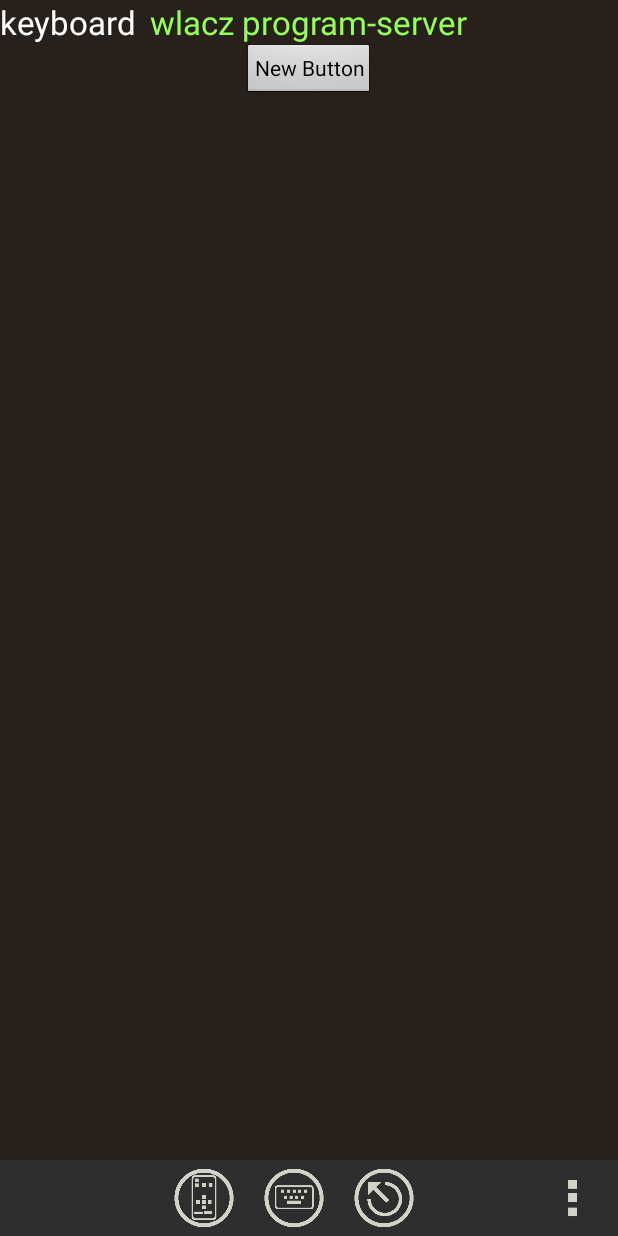
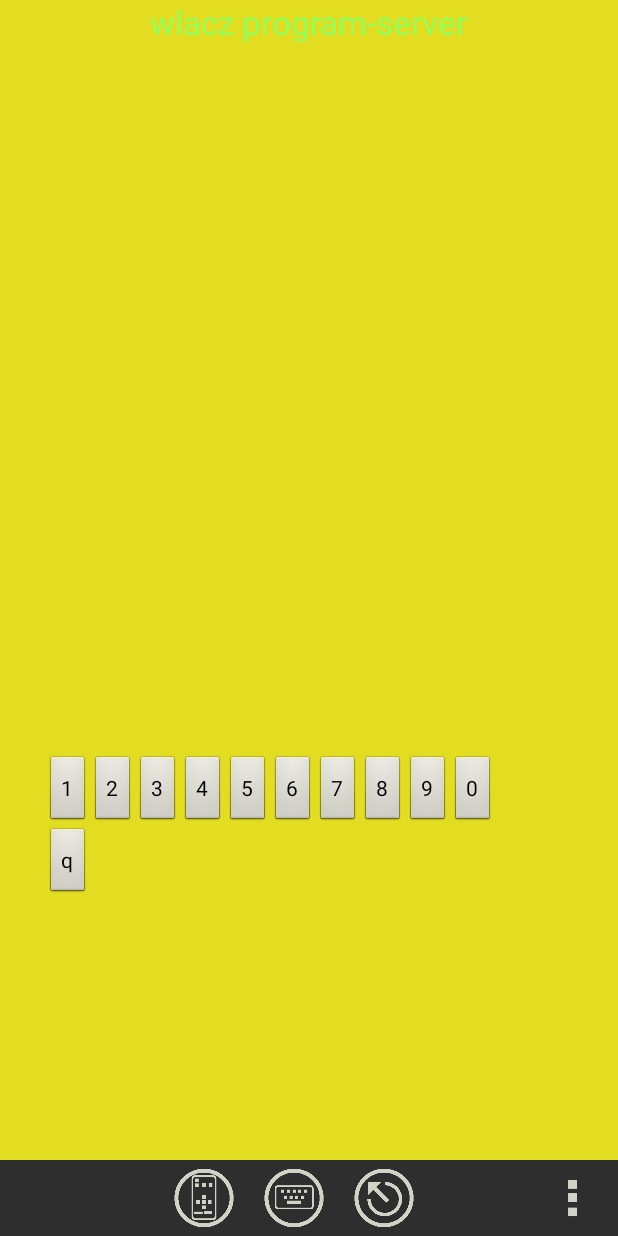
Before and after one commit to FranQy/PilotPC-Android, an Android app: the screen it shows after launch (MainActivity), after a tap on an icon or button, on a phone screen of 412 x 824 dp. Run offline under Robolectric (Android 15) with nearby library versions, the phone set to English and light mode, and no system bars; libraries missing offline, so code that uses them is left out: net.sourceforge.zbar; 4 statements that could not run were skipped.

Commit message:
test outputStream

```diff
--- a/socketclient/src/main/AndroidManifest.xml
+++ b/socketclient/src/main/AndroidManifest.xml
@@ -22,20 +22,20 @@
     <uses-permission android:name="android.permission.WRITE_SETTINGS"/>
     <uses-permission android:name="android.permission.VIBRATE" />
 
-    <uses-permission android:name="android.permission.ACCESS_WIFI_STATE" />
+      <uses-permission android:name="android.permission.ACCESS_WIFI_STATE" />
     <uses-permission android:name="android.permission.WRITE_EXTERNAL_STORAGE"/>
     <uses-permission android:name="android.permission.WAKE_LOCK"></uses-permission>
 
     <application
         android:allowBackup="true"
-        android:icon="@drawable/ic_launcher"
+        android:icon="@drawable/launch"
         android:label="@string/app_name"
         android:launchMode="singleInstance"
         android:theme="@style/AppTheme" >
         <activity
             android:name="com.example.socketclient.MainActivity"
             android:configChanges="orientation|keyboardHidden|screenSize"
-            android:label="Pilot PC">
+            android:label="PCRemote">
 
             <intent-filter>
                 <action android:name="android.intent.action.MAIN" />
--- a/socketclient/src/main/java/com/example/socketclient/MainActivity.java
+++ b/socketclient/src/main/java/com/example/socketclient/MainActivity.java
@@ -22,6 +22,7 @@ import android.content.Context;
 import android.content.Intent;
 import android.content.pm.ActivityInfo;
 import android.content.res.Configuration;
+import android.graphics.Color;
 import android.hardware.Camera;
 import android.net.wifi.WifiManager;
 import android.os.Bundle;
@@ -150,9 +151,8 @@ ViewFlipper vf;
  */
         builder = new Notification.Builder(this)
                         .setSmallIcon(R.drawable.ic_launcher)
-                        .setContentTitle("GodFinger")
+                        .setContentTitle("PCRemote")
                         .setContentText("Połączony")
-                        .setPriority(1)
                         .setOngoing(true);
 
 
@@ -545,6 +545,20 @@ ViewFlipper vf;
 boolean costamif = false;
 
 
+void showToast (final String toast, final int time)
+{
+
+
+    runOnUiThread(new Runnable() {
+        public void run()
+        {
+            Toast.makeText(kontext, toast, time).show();
+            men.rozlaczono();
+        }
+    });
+}
+
+
 
     public void processFinish( ObjectOutputStream  output, OutputStream os, InputStream is, final Socket sock){
         //this you will received result fired from async class of onPostExecute(result) method.
@@ -552,12 +566,12 @@ boolean costamif = false;
        this.sock = sock;
 
 
-        /**
+       /**
          *
          * Tu masz ten ping
          *
          */
-        try {
+       /* try {
             os = sock.getOutputStream();
         } catch (IOException e) {
             e.printStackTrace();
@@ -574,11 +588,12 @@ boolean costamif = false;
         } catch (IOException e) {
             e.printStackTrace();
         }
+*/
 
 
 
 
-
+/*
 
         //  PrintWriter out;
       //  blad.setText("połączono");
@@ -606,14 +621,27 @@ boolean costamif = false;
         Toast.makeText(kontext, "połączono", 2000).show();
        // stanPolaczenia.setText("-Stan:  połączono");
 
+
+
         new Thread(new Runnable() {
             @Override
             public void run() {
-                while(true)
+                boolean run = true;
+
+
+                InputStream test = null;
+                try {
+                    test = sock.getInputStream();
+                } catch (IOException e) {
+                    e.printStackTrace();
+                }
+
+
+                while(run)
                 {
 
                     try {
-                        if(sock.getInputStream().read() == -1)
+                        if( test.read() == -1)
                         {
 
 
@@ -621,19 +649,27 @@ boolean costamif = false;
                             polaczony=false;
                             pilot.przyciski1.klawisze=false;
                             touchp.active = false;
-                            men.rozlaczono();
 
-                          //  Toast.makeText(kontext, "rozłączono", 2000).show();
+
+                          showToast("rozłączono", 2000);
+                            run = false;
                             break;
+
+
+
+
+
 
                         }
                     } catch (IOException e) {
                         e.printStackTrace();
+                        run = false;
+                        break;
                     }
 
 
                     try {
-                        Thread.sleep(1000);
+                        Thread.sleep(3000);
                     } catch (InterruptedException e) {
                         e.printStackTrace();
                     }
@@ -642,10 +678,30 @@ boolean costamif = false;
             }
         }).start();
 
+*/
+
+        touchp.active = true;
+        touchp.giveOutputStream(os);
+        //   myAsync.cancel();
+
+      /*  try {
+            os.write(4);
+            os.write(4);
+            os.write(100);
+            os.write(400);
+            os.write(0);
+            os.flush();
+
+        } catch (IOException e) {
+            e.printStackTrace();
+        }*/
 
 
-        //   myAsync.cancel();
+
+
     }
+
+
 
 
 
@@ -691,23 +747,8 @@ touchp.active = false;
     }
 
 
-    void foo()
-    {
-        stanPolaczenia.setText("-Stan:  rozłączonyaaa");
-    }
 
-    @Override
-    public void onConfigurationChanged(Configuration newConfig) {
-        super.onConfigurationChanged(newConfig);
-        pilot.blad.setText("landscape");
-        // Checks the orientation of the screen
 
-        if (newConfig.orientation == Configuration.ORIENTATION_LANDSCAPE) {
-          pilot.blad.setText("landscape");
-        } else if (newConfig.orientation == Configuration.ORIENTATION_PORTRAIT){
-            pilot.blad.setText("portrait");
-        }
-    }
 
 
 
@@ -880,6 +921,7 @@ touchp.active = false;
         if(polaczony==true)
         {
         manager.notify(1, builder.build());
+
         }
 
 
@@ -892,6 +934,7 @@ touchp.active = false;
     {
 
         //super.onBackPressed();
+        System.gc();
         if(polaczony)
         {
         Toast.makeText(kontext, "przytrzymaj dluzej aby zakończyć", 2000).show();
--- a/socketclient/src/main/java/com/example/socketclient/connecting.java
+++ b/socketclient/src/main/java/com/example/socketclient/connecting.java
@@ -88,13 +88,13 @@ class connecting extends AsyncTask<String, Void, Integer> {
 
 
 
-
+        Log.d("async", "dalej");
 
 
 
 
         SocketAdrr = new InetSocketAddress(servername, SERVERPORT);
-
+        Log.d("async", "dalej2");
         if(!SocketAdrr.isUnresolved())
         {
             socket = new Socket();
@@ -103,7 +103,7 @@ class connecting extends AsyncTask<String, Void, Integer> {
 
 
                 socket.connect(SocketAdrr, 1000);
-
+                Log.d("async", "dalej3");
             } catch (UnknownHostException e1) {
                 // e1.printStackTrace();
             } catch (IOException e1) {
@@ -114,12 +114,25 @@ class connecting extends AsyncTask<String, Void, Integer> {
                 if(socket!=null)
                 if(socket.isConnected())
                 {
-                    try {
-                        /**
-                         * sending class (later)
-                         */
 
 
+                    try {
+                        os = socket.getOutputStream();
+                    } catch (IOException e) {
+                        e.printStackTrace();
+                    }
+
+
+
+
+
+
+                   /* try {
+                        *//**
+                         * sending class (later)
+                         *//*
+
+                        Log.d("async", "dalej4");
 
                         oos = new ObjectOutputStream(socket.getOutputStream());
 
@@ -136,7 +149,7 @@ class connecting extends AsyncTask<String, Void, Integer> {
                         oos.reset();
                         oos.flush();
 
-
+                        Log.d("async", "dalej5");
                        ois = new ObjectInputStream(socket.getInputStream());
 
                         try {
@@ -148,15 +161,15 @@ class connecting extends AsyncTask<String, Void, Integer> {
 
 
 
-                       /*oos.writeObject(dat);
+                       *//*oos.writeObject(dat);
 
                         oos.flush();
-                        oos.close();*/
+                        oos.close();*//*
 
 
-                       /* out = new PrintWriter(new BufferedWriter(
+                       *//* out = new PrintWriter(new BufferedWriter(
                                 new OutputStreamWriter(socket.getOutputStream())),
-                                true);*/
+                                true);*//*
 
 
 
@@ -164,7 +177,7 @@ class connecting extends AsyncTask<String, Void, Integer> {
 
                     } catch (IOException e) {
                         e.printStackTrace();
-                    }
+                    }*/
 
 
                   /* if(out.checkError())
--- a/socketclient/src/main/java/com/example/socketclient/przyciski.java
+++ b/socketclient/src/main/java/com/example/socketclient/przyciski.java
@@ -98,12 +98,15 @@ przyciskiFront = (ImageView) this.activity.findViewById(R.id.przyciski);
                 int actionMask = motionEvent.getActionMasked();
 
 
-
+                if(y<bitmap.getHeight() && y>=0 && klawisze)
+                {
                 switch (actionMask)
                 {
                   case MotionEvent.ACTION_DOWN:
                     {
+
                         final int touchedRGB = bitmap.getPixel(x, y);
+
 
 
                         time = System.currentTimeMillis();
@@ -177,6 +180,7 @@ przyciskiFront = (ImageView) this.activity.findViewById(R.id.przyciski);
                         time = 0;
                         break;
                     }
+                }
                 }
 
 
--- a/socketclient/src/main/res/layout/keyboardlay.xml
+++ b/socketclient/src/main/res/layout/keyboardlay.xml
@@ -7,20 +7,98 @@
     android:id="@+id/KeyboardLayout">
 
 
-    <TextView
+    <RelativeLayout
+        android:layout_width="fill_parent"
+        android:layout_height="fill_parent">
+
+        <Button
             android:layout_width="wrap_content"
             android:layout_height="wrap_content"
-            android:textAppearance="?android:attr/textAppearanceLarge"
-            android:text="keyboard"
-            android:id="@+id/scanText"
-            android:layout_gravity="left|center_vertical"/>
+            android:text="1"
+            android:id="@+id/button"
+            android:layout_alignParentBottom="true"
+            android:layout_alignParentLeft="true"
+            android:layout_marginBottom="227dp"
+            android:layout_marginLeft="30dp" />
 
-    <Button
-            style="?android:attr/buttonStyleSmall"
+        <Button
             android:layout_width="wrap_content"
             android:layout_height="wrap_content"
-            android:text="New Button"
-            android:id="@+id/button"
-            android:layout_gravity="center"/>
+            android:text="2"
+            android:id="@+id/button2"
+            android:layout_alignBottom="@+id/button"
+            android:layout_toRightOf="@+id/button" />
 
+        <Button
+            android:layout_width="wrap_content"
+            android:layout_height="wrap_content"
+            android:text="3"
+            android:id="@+id/button3"
+            android:layout_alignTop="@+id/button2"
+            android:layout_toRightOf="@+id/button2" />
+
+        <Button
+            android:layout_width="wrap_content"
+            android:layout_height="wrap_content"
+            android:text="4"
+            android:id="@+id/button4"
+            android:layout_alignBottom="@+id/button3"
+            android:layout_toRightOf="@+id/button3" />
+
+        <Button
+            android:layout_width="wrap_content"
+            android:layout_height="wrap_content"
+            android:text="5"
+            android:id="@+id/button5"
+            android:layout_alignTop="@+id/button4"
+            android:layout_toRightOf="@+id/button4" />
+
+        <Button
+            android:layout_width="wrap_content"
+            android:layout_height="wrap_content"
+            android:text="6"
+            android:id="@+id/button6"
+            android:layout_alignTop="@+id/button5"
+            android:layout_toRightOf="@+id/button5" />
+
+        <Button
+            android:layout_width="wrap_content"
+            android:layout_height="wrap_content"
+            android:text="7"
+            android:id="@+id/button7"
+            android:layout_alignTop="@+id/button6"
+            android:layout_toRightOf="@+id/button6" />
+
+        <Button
+            android:layout_width="wrap_content"
+            android:layout_height="wrap_content"
+            android:text="8"
+            android:id="@+id/button8"
+            android:layout_alignBottom="@+id/button7"
+            android:layout_toRightOf="@+id/button7" />
+
+        <Button
+            android:layout_width="wrap_content"
+            android:layout_height="wrap_content"
+            android:text="9"
+            android:id="@+id/button9"
+            android:layout_alignBottom="@+id/button8"
+            android:layout_toRightOf="@+id/button8" />
+
+        <Button
+            android:layout_width="wrap_content"
+            android:layout_height="wrap_content"
+            android:text="0"
+            android:id="@+id/button10"
+            android:layout_alignTop="@+id/button9"
+            android:layout_toRightOf="@+id/button9" />
+
+        <Button
+            android:layout_width="wrap_content"
+            android:layout_height="wrap_content"
+            android:text="q"
+            android:id="@+id/button11"
+            android:layout_below="@+id/button2"
+            android:layout_toLeftOf="@+id/button2" />
+    </RelativeLayout>
 </LinearLayout>
--- a/socketclient/src/main/res/layout/pilot_layout.xml
+++ b/socketclient/src/main/res/layout/pilot_layout.xml
@@ -10,14 +10,14 @@
                  android:layout_width="fill_parent"
                  android:layout_height="fill_parent"
                  android:layout_weight="10"
-                 android:id="@+id/frameLayout1"
+                 android:id="@+id/mainLay"
                  android:layout_gravity="center"
                  android:layout_alignParentLeft="true"
                  android:layout_marginLeft="0dp"
                  android:layout_alignParentTop="true"
                  android:layout_marginTop="0dp"
                  android:paddingBottom="45dp"
-                 android:background="#27201b">
+        android:background="#e3dd21">
 
         <ViewFlipper
                 android:layout_width="fill_parent"
--- a/socketclient/src/main/res/layout/pilotlay.xml
+++ b/socketclient/src/main/res/layout/pilotlay.xml
@@ -18,7 +18,7 @@
             android:layout_height="fill_parent"
             android:id="@+id/imageView"
             android:layout_gravity="center"
-            android:src="@drawable/hgfh2"/>
+            android:src="@drawable/pilot"/>
 
     <ImageView
             android:layout_width="fill_parent"
--- a/socketclient/src/main/res/values/strings.xml
+++ b/socketclient/src/main/res/values/strings.xml
@@ -1,7 +1,7 @@
 <?xml version="1.0" encoding="utf-8"?>
 <resources>
 
-    <string name="app_name" >" socket client"
+    <string name="app_name" >"PCRemote"
     </string>
     <string name="action_settings" >Settings
     </string>
```
Also changed, not shown: socketclient/src/main/java/com/example/socketclient/QrReader.java (+23 -3 lines), socketclient/src/main/java/com/example/socketclient/menu.java (+43 -7 lines), socketclient/src/main/java/com/example/socketclient/touchPad.java (+45 -2 lines), socketclient/src/main/res/layout/authors.xml (+21 -7 lines), socketclient/src/main/res/layout/list_item_example2.xml (+52 -33 lines), socketclient/src/main/res/drawable-xhdpi/hgfh2.jpg (deleted).
